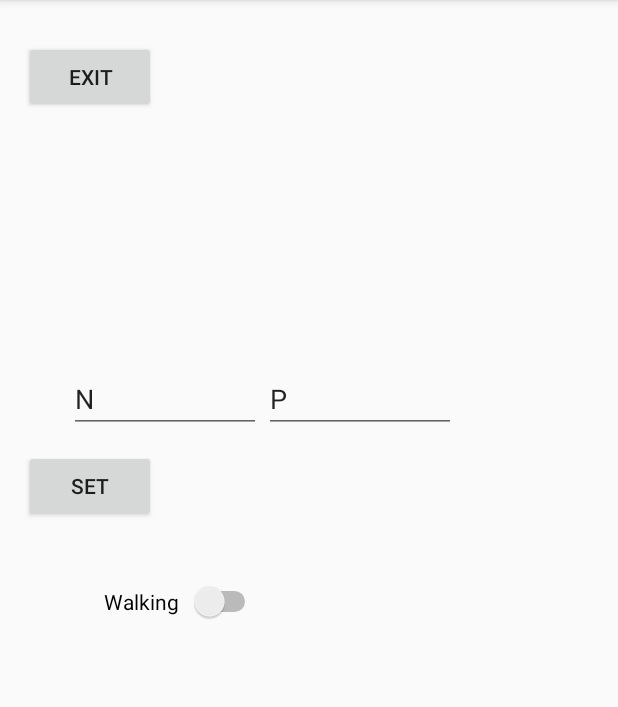
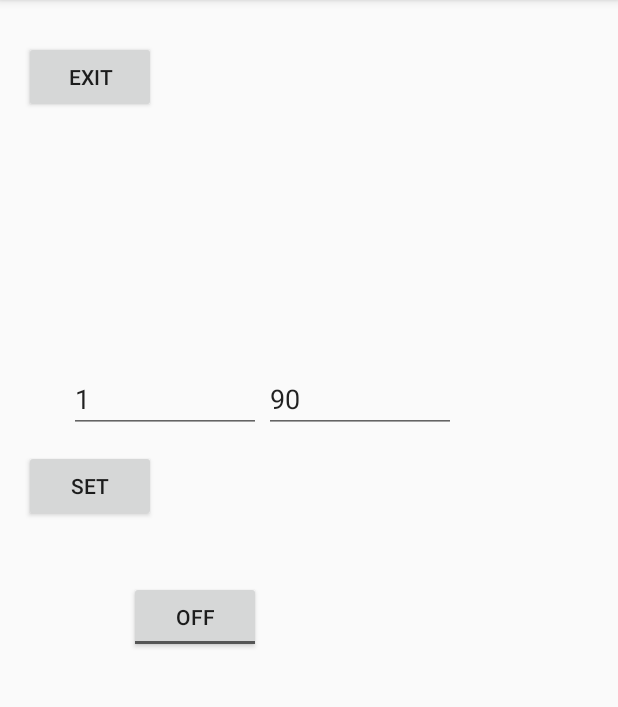
Before and after one commit to Aawesh/WifiPeerToPeer, an Android app: the screen it shows after launch (UserSelectionActivity), after a tap on "SET", on a phone screen of 412 x 824 dp, the part 84-791 px from its top. Run offline under Robolectric (Android 15) with nearby library versions, the phone set to English and light mode, and no system bars; libraries missing offline, so code that uses them is left out: com.bluelinelabs.logansquare, com.peak.salut, org.apache.commons; 1 statement that could not run was skipped; 1 other tap on this screen came first.

Commit message:
- toggle button stabilized for user

```diff
--- a/app/src/main/java/wifipeertopeer/com/wifipeertopeer/AlertZone.java
+++ b/app/src/main/java/wifipeertopeer/com/wifipeertopeer/AlertZone.java
@@ -96,6 +96,7 @@ public class AlertZone implements LocationListener {
 
             if(d_p <= Constants.MAX_ALERT_ZONE_DISTANCE_FROM_CROSSING){ //pedestrian is in the alert zone
                 double max_speed = 0.001; // if the user is still then set the minimum velocity so that we can specify that the user is not walking at all.
+                System.out.println("======" + String.valueOf(CommunicationService.isPedestrianWalking));
                 if(CommunicationService.isPedestrianWalking){
                     max_speed = Constants.MAXIMUM_WALKING_SPEED;
                     Log.d(TAG, "user is walking");
--- a/app/src/main/java/wifipeertopeer/com/wifipeertopeer/CommunicationService.java
+++ b/app/src/main/java/wifipeertopeer/com/wifipeertopeer/CommunicationService.java
@@ -82,7 +82,7 @@ public class CommunicationService extends Service {
     public String alertSignal;
 
 
-    static int N = 5; //alert count default is 5
+    static int N = 1; //alert count default is 5
     static double P = 0.9; //probability threshold default 0.9
 
     static int alertCount = 0;
@@ -166,7 +166,7 @@ public class CommunicationService extends Service {
                 @Override
                 public void onAlerZoneEntered(double t_p) {
                     Log.d(TAG,"Pedestrian is inside the alert zone");
-                    UserSelectionActivity.infoview.setText("inside alert zone");
+                    //UserSelectionActivity.infoview.setText("inside alert zone");
                     if(!isHostCreated){
                         isHostCreated = true;
                         setupNetwork();
@@ -194,7 +194,7 @@ public class CommunicationService extends Service {
                 @Override
                 public void onAlerZoneExited() {
                     Log.d(TAG,"Pedestrian is outside of alert zone");
-                    UserSelectionActivity.infoview.setText("outside alert zone");
+//                    UserSelectionActivity.infoview.setText("outside alert zone");
 
                     //todo hack
                     if(!isHostCreated){
@@ -312,6 +312,7 @@ public class CommunicationService extends Service {
                         });
                     }
                      isPedestrianWalking = false;
+                    UserSelectionActivity.toggle.toggle();
 
                     writeToFile(t_c + "," + t_p + "," + N + "," + firstLatitude + "," + firstLongitude + "," + alertZone.getLatitude() + "," + alertZone.getLongitude() + "\n");
 
--- a/app/src/main/java/wifipeertopeer/com/wifipeertopeer/DetectedActivitiesIntentService.java
+++ b/app/src/main/java/wifipeertopeer/com/wifipeertopeer/DetectedActivitiesIntentService.java
@@ -84,13 +84,10 @@ public class DetectedActivitiesIntentService extends IntentService {
         if(stillConfidence < 30){
             if(walkingConfidence >= 25){
                 CommunicationService.isPedestrianWalking = true;
-                CommunicationService.isPedestrianMoving = true;
                 Log.i(TAG, "walking: "+ CommunicationService.isPedestrianWalking );
             }
         }else{
-            CommunicationService.isPedestrianMoving = false ;
             CommunicationService.isPedestrianWalking = false ;
-            Log.i(TAG, "moving: "+ CommunicationService.isPedestrianMoving );
     }
     }
 }
--- a/app/src/main/java/wifipeertopeer/com/wifipeertopeer/UserSelectionActivity.java
+++ b/app/src/main/java/wifipeertopeer/com/wifipeertopeer/UserSelectionActivity.java
@@ -15,6 +15,7 @@ import android.widget.Button;
 import android.widget.CompoundButton;
 import android.widget.EditText;
 import android.widget.RelativeLayout;
+import android.widget.Switch;
 import android.widget.TextView;
 import android.widget.Toast;
 import android.widget.ToggleButton;
@@ -25,13 +26,13 @@ import com.peak.salut.Salut;
  * Created by aawesh on 7/6/17.
  */
 
-public class UserSelectionActivity extends AppCompatActivity implements View.OnClickListener,CompoundButton.OnCheckedChangeListener {
+public class UserSelectionActivity extends AppCompatActivity implements View.OnClickListener {
     Button walkingButton;
     Button drivingButton;
     Button exitButton;
     Button setButton;
 
-    ToggleButton toggle;
+    static ToggleButton toggle;
 
     static TextView infoview;
     static TextView infoview2;
@@ -79,9 +80,24 @@ public class UserSelectionActivity extends AppCompatActivity implements View.OnC
 
         exitButton.setVisibility(View.GONE);
         setButton.setVisibility(View.GONE);
+        toggle.setVisibility(View.GONE);
+
 
         n.setVisibility(View.GONE);
         p.setVisibility(View.GONE);
+
+        toggle.setOnCheckedChangeListener(new CompoundButton.OnCheckedChangeListener() {
+            @Override
+            public void onCheckedChanged(CompoundButton buttonView, boolean isChecked) {
+                if (isChecked) {
+                    // The toggle is enabled
+                    CommunicationService.isPedestrianWalking = true;
+                } else {
+                    // The toggle is disabled
+                    CommunicationService.isPedestrianWalking = false;
+                }
+            }
+        });
     }
 
 
@@ -113,6 +129,15 @@ public class UserSelectionActivity extends AppCompatActivity implements View.OnC
             walkingButton.setVisibility(View.VISIBLE);
             drivingButton.setVisibility(View.VISIBLE);
             exitButton.setVisibility(View.GONE);
+            toggle.setVisibility(View.GONE);
+
+            infoview.setVisibility(View.GONE);
+            infoview2.setVisibility(View.GONE);
+            infoview3.setVisibility(View.GONE);
+
+            n.setVisibility(View.GONE);
+            p.setVisibility(View.GONE);
+            setButton.setVisibility(View.GONE);
         }else if(v.getId() == R.id.setButton){
             String N = n.getText().toString();
             String P  = p.getText().toString();
@@ -142,6 +167,9 @@ public class UserSelectionActivity extends AppCompatActivity implements View.OnC
 
         n.setVisibility(View.VISIBLE);
         p.setVisibility(View.VISIBLE);
+
+        toggle.setVisibility(View.VISIBLE);
+
     }
 
     public void arrangeDriverViews(){
@@ -156,17 +184,4 @@ public class UserSelectionActivity extends AppCompatActivity implements View.OnC
     public void onBackPressed() {
         //do nothing
     }
-
-    @Override
-    public void onCheckedChanged(CompoundButton buttonView, boolean isChecked) {
-        if(buttonView.getId() == R.id.walkingButton){
-            if (isChecked) {
-                // The toggle is enabled
-                CommunicationService.isPedestrianWalking = true;
-            } else {
-                // The toggle is disabled
-                CommunicationService.isPedestrianWalking = false;
-            }
-        }
-    }
 }
--- a/app/src/main/res/layout/first_screen.xml
+++ b/app/src/main/res/layout/first_screen.xml
@@ -70,7 +70,7 @@
         android:layout_height="wrap_content"
         android:layout_marginLeft="110dp"
         android:ems="6"
-        android:text="N"
+        android:text="1"
         android:inputType="phone"
         android:layout_marginTop="27dp"
         android:layout_marginStart="30dp"
@@ -83,7 +83,7 @@
         android:layout_height="wrap_content"
         android:layout_marginLeft="160dp"
         android:ems="6"
-        android:text="P"
+        android:text="90"
         android:inputType="phone"
         android:layout_alignBaseline="@+id/alertCount"
         android:layout_alignBottom="@+id/alertCount"
@@ -98,7 +98,7 @@
         android:layout_toStartOf="@+id/driverButton"
         android:text="Set" />
 
-    <Switch
+    <ToggleButton
         android:id="@+id/walkingButton"
         android:layout_width="wrap_content"
         android:layout_height="wrap_content"
```
